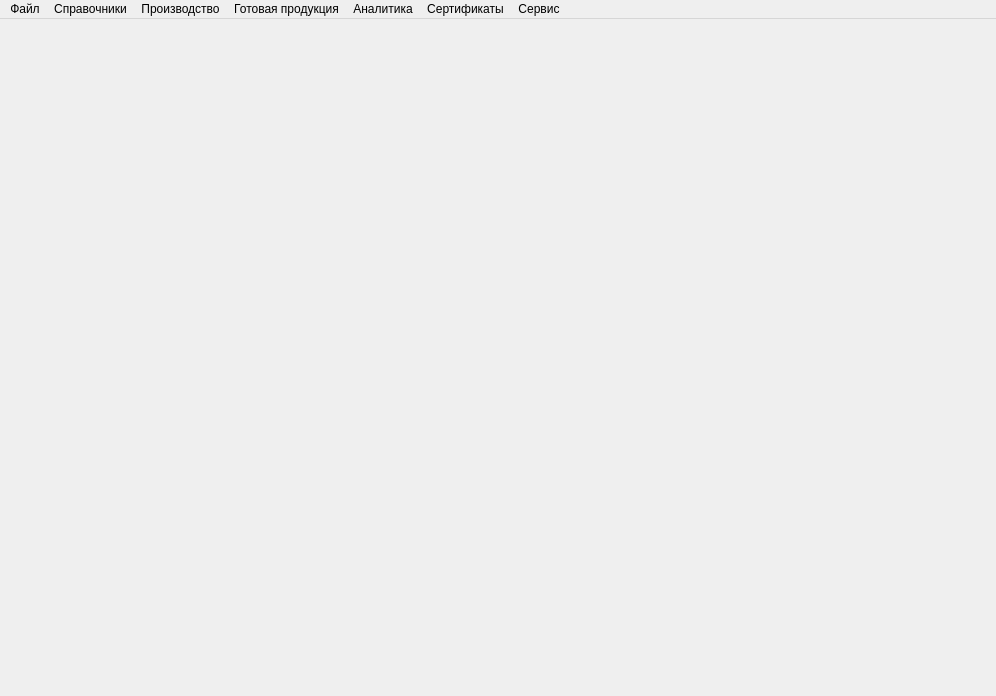
Sergeyego/wire_pr, file mainwindow.ui: the form before one commit.
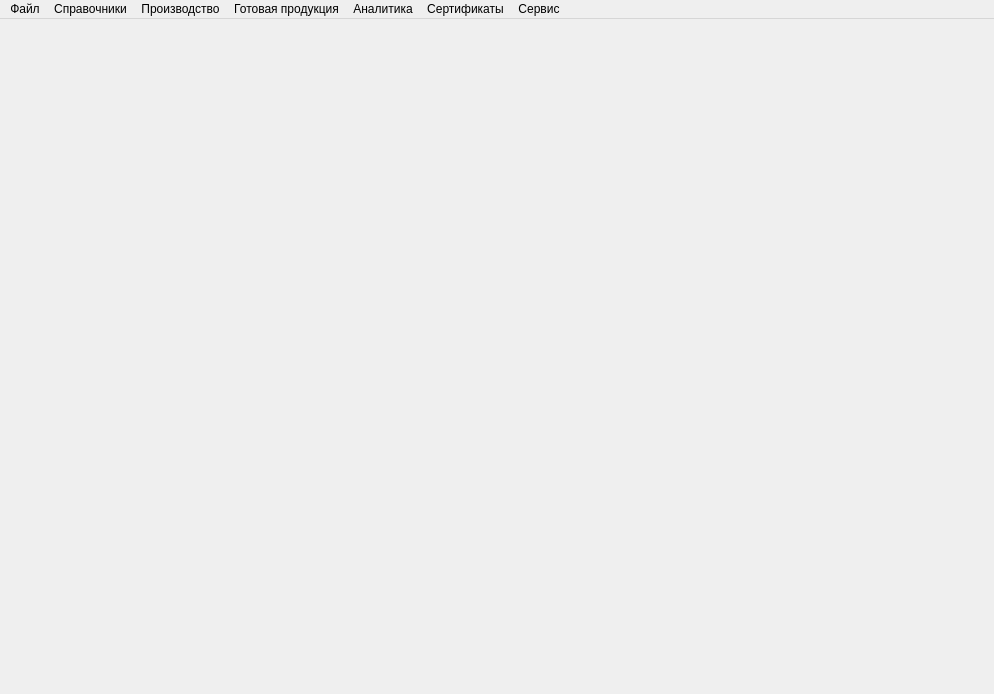
The form after the commit. Icons and pictures are not drawn.

```diff
--- a/mainwindow.ui
+++ b/mainwindow.ui
@@ -6,8 +6,8 @@
    <rect>
     <x>0</x>
     <y>0</y>
-    <width>996</width>
-    <height>696</height>
+    <width>994</width>
+    <height>694</height>
    </rect>
   </property>
   <property name="windowTitle">
@@ -21,7 +21,7 @@
     <rect>
      <x>0</x>
      <y>0</y>
-     <width>996</width>
+     <width>994</width>
      <height>24</height>
     </rect>
    </property>
```
Left out of the diff: 1 changed line with no effect on the pictures.
